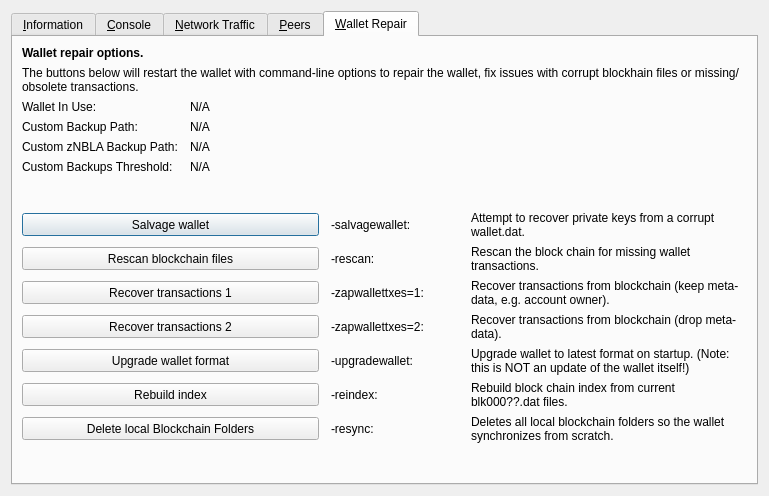
Above: src/qt/forms/rpcconsole.ui from Nebula-Coin/nebula-project-coin before the change. Below: the same form after it.
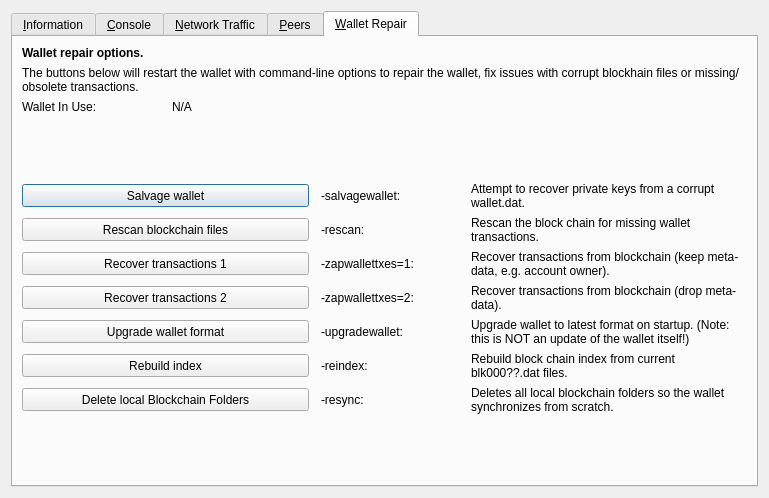
That is the form after the change. The open tabs and pages were chosen to show the change. Icons and pictures are not drawn. Custom widgets are drawn as their Qt base class.

What changed in the file:
```diff
--- a/src/qt/forms/rpcconsole.ui
+++ b/src/qt/forms/rpcconsole.ui
@@ -7,7 +7,7 @@
     <x>0</x>
     <y>0</y>
     <width>769</width>
-    <height>496</height>
+    <height>498</height>
    </rect>
   </property>
   <property name="windowTitle">
@@ -1299,93 +1299,6 @@
         </widget>
        </item>
        <item row="3" column="0">
-        <widget class="QLabel" name="wallet_custombackuppath_label">
-         <property name="visible">
-          <bool>false</bool>
-         </property>
-         <property name="text">
-          <string>Custom Backup Path:</string>
-         </property>
-        </widget>
-       </item>
-       <item row="3" column="1" colspan="3">
-        <widget class="QLabel" name="wallet_custombackuppath">
-         <property name="cursor">
-          <cursorShape>IBeamCursor</cursorShape>
-         </property>
-         <property name="visible">
-          <bool>false</bool>
-         </property>
-         <property name="text">
-          <string>N/A</string>
-         </property>
-         <property name="textFormat">
-          <enum>Qt::PlainText</enum>
-         </property>
-         <property name="textInteractionFlags">
-          <set>Qt::LinksAccessibleByMouse|Qt::TextSelectableByKeyboard|Qt::TextSelectableByMouse</set>
-         </property>
-        </widget>
-       </item>
-       <item row="4" column="0">
-        <widget class="QLabel" name="wallet_customznblabackuppath_label">
-         <property name="visible">
-          <bool>false</bool>
-         </property>
-         <property name="text">
-          <string>Custom zNBLA Backup Path:</string>
-         </property>
-        </widget>
-       </item>
-       <item row="4" column="1" colspan="3">
-        <widget class="QLabel" name="wallet_customznblabackuppath">
-         <property name="cursor">
-          <cursorShape>IBeamCursor</cursorShape>
-         </property>
-         <property name="visible">
-          <bool>false</bool>
-         </property>
-         <property name="text">
-          <string>N/A</string>
-         </property>
-         <property name="textFormat">
-          <enum>Qt::PlainText</enum>
-         </property>
-         <property name="textInteractionFlags">
-          <set>Qt::LinksAccessibleByMouse|Qt::TextSelectableByKeyboard|Qt::TextSelectableByMouse</set>
-         </property>
-        </widget>
-       </item>
-       <item row="5" column="0">
-        <widget class="QLabel" name="wallet_custombackupthreshold_label">
-         <property name="visible">
-          <bool>false</bool>
-         </property>
-         <property name="text">
-          <string>Custom Backups Threshold:</string>
-         </property>
-        </widget>
-       </item>
-       <item row="5" column="1" colspan="3">
-        <widget class="QLabel" name="wallet_custombackupthreshold">
-         <property name="cursor">
-          <cursorShape>IBeamCursor</cursorShape>
-         </property>
-         <property name="visible">
-          <bool>false</bool>
-         </property>
-         <property name="text">
-          <string>N/A</string>
-         </property>
-         <property name="textFormat">
-          <enum>Qt::PlainText</enum>
-         </property>
-         <property name="textInteractionFlags">
-          <set>Qt::LinksAccessibleByMouse|Qt::TextSelectableByKeyboard|Qt::TextSelectableByMouse</set>
-         </property>
-        </widget>
-       </item>
-       <item row="6" column="0">
         <spacer name="verticalSpacer_repair1">
          <property name="orientation">
           <enum>Qt::Vertical</enum>
@@ -1398,7 +1311,7 @@
          </property>
         </spacer>
        </item>
-       <item row="7" column="0" colspan="2">
+       <item row="4" column="0" colspan="2">
         <widget class="QPushButton" name="btn_salvagewallet">
          <property name="minimumSize">
           <size>
@@ -1411,14 +1324,14 @@
          </property>
         </widget>
        </item>
-       <item row="7" column="2">
+       <item row="4" column="2">
         <widget class="QLabel" name="label_repair_salvage_command">
          <property name="text">
           <string notr="true">-salvagewallet:</string>
          </property>
         </widget>
        </item>
-       <item row="7" column="3">
+       <item row="4" column="3">
         <widget class="QLabel" name="label_repair_salvage">
          <property name="text">
           <string>Attempt to recover private keys from a corrupt wallet.dat.</string>
@@ -1428,7 +1341,7 @@
          </property>
         </widget>
        </item>
-       <item row="8" column="0" colspan="2">
+       <item row="5" column="0" colspan="2">
         <widget class="QPushButton" name="btn_rescan">
          <property name="minimumSize">
           <size>
@@ -1441,14 +1354,14 @@
          </property>
         </widget>
        </item>
-       <item row="8" column="2">
+       <item row="5" column="2">
         <widget class="QLabel" name="label_repair_rescan_command">
          <property name="text">
           <string notr="true">-rescan:</string>
          </property>
         </widget>
        </item>
-       <item row="8" column="3">
+       <item row="5" column="3">
         <widget class="QLabel" name="label_repair_rescan">
          <property name="text">
           <string>Rescan the block chain for missing wallet transactions.</string>
@@ -1458,7 +1371,7 @@
          </property>
         </widget>
        </item>
-       <item row="9" column="0" colspan="2">
+       <item row="6" column="0" colspan="2">
         <widget class="QPushButton" name="btn_zapwallettxes1">
          <property name="minimumSize">
           <size>
@@ -1471,14 +1384,14 @@
          </property>
         </widget>
        </item>
-       <item row="9" column="2">
+       <item row="6" column="2">
         <widget class="QLabel" name="label_repair_zap1_command">
          <property name="text">
           <string notr="true">-zapwallettxes=1:</string>
          </property>
         </widget>
        </item>
-       <item row="9" column="3">
+       <item row="6" column="3">
         <widget class="QLabel" name="label_repair_zap1">
          <property name="text">
           <string>Recover transactions from blockchain (keep meta-data, e.g. account owner).</string>
@@ -1488,7 +1401,7 @@
          </property>
         </widget>
        </item>
-       <item row="10" column="0" colspan="2">
+       <item row="7" column="0" colspan="2">
         <widget class="QPushButton" name="btn_zapwallettxes2">
          <property name="minimumSize">
           <size>
@@ -1501,14 +1414,14 @@
          </property>
         </widget>
        </item>
-       <item row="10" column="2">
+       <item row="7" column="2">
         <widget class="QLabel" name="label_repair_zap2_command">
          <property name="text">
           <string notr="true">-zapwallettxes=2:</string>
          </property>
         </widget>
        </item>
-       <item row="10" column="3">
+       <item row="7" column="3">
         <widget class="QLabel" name="label_repair_zap2">
          <property name="text">
           <string>Recover transactions from blockchain (drop meta-data).</string>
@@ -1518,7 +1431,7 @@
          </property>
         </widget>
        </item>
-       <item row="11" column="0" colspan="2">
+       <item row="8" column="0" colspan="2">
         <widget class="QPushButton" name="btn_upgradewallet">
          <property name="minimumSize">
           <size>
@@ -1531,14 +1444,14 @@
          </property>
         </widget>
        </item>
-       <item row="11" column="2">
+       <item row="8" column="2">
         <widget class="QLabel" name="label_repair_upgrade_command">
          <property name="text">
           <string notr="true">-upgradewallet:</string>
          </property>
         </widget>
        </item>
-       <item row="11" column="3">
+       <item row="8" column="3">
         <widget class="QLabel" name="label_repair_upgrade">
          <property name="text">
           <string>Upgrade wallet to latest format on startup. (Note: this is NOT an update of the wallet itself!)</string>
@@ -1548,7 +1461,7 @@
          </property>
         </widget>
        </item>
-       <item row="12" column="0" colspan="2">
+       <item row="9" column="0" colspan="2">
         <widget class="QPushButton" name="btn_reindex">
          <property name="minimumSize">
           <size>
@@ -1561,14 +1474,14 @@
          </property>
         </widget>
        </item>
-       <item row="12" column="2">
+       <item row="9" column="2">
         <widget class="QLabel" name="label_repair_reindex_command">
          <property name="text">
           <string notr="true">-reindex:</string>
          </property>
         </widget>
        </item>
-       <item row="12" column="3">
+       <item row="9" column="3">
         <widget class="QLabel" name="label_repair_reindex">
          <property name="text">
           <string>Rebuild block chain index from current blk000??.dat files.</string>
@@ -1578,7 +1491,7 @@
          </property>
         </widget>
        </item>
-       <item row="13" column="0" colspan="2">
+       <item row="10" column="0" colspan="2">
         <widget class="QPushButton" name="btn_resync">
          <property name="minimumSize">
           <size>
@@ -1591,14 +1504,14 @@
          </property>
         </widget>
        </item>
-       <item row="13" column="2">
+       <item row="10" column="2">
         <widget class="QLabel" name="label_repair_resync_command">
          <property name="text">
           <string>-resync:</string>
          </property>
         </widget>
        </item>
-       <item row="13" column="3">
+       <item row="10" column="3">
         <widget class="QLabel" name="label_repair_resync">
          <property name="text">
           <string>Deletes all local blockchain folders so the wallet synchronizes from scratch.</string>
@@ -1608,7 +1521,7 @@
          </property>
         </widget>
        </item>
-       <item row="14" column="0">
+       <item row="11" column="0">
         <spacer name="verticalSpacer_repair2">
          <property name="orientation">
           <enum>Qt::Vertical</enum>
```
Left out of the diff: 127 changed lines with no effect on the pictures.
